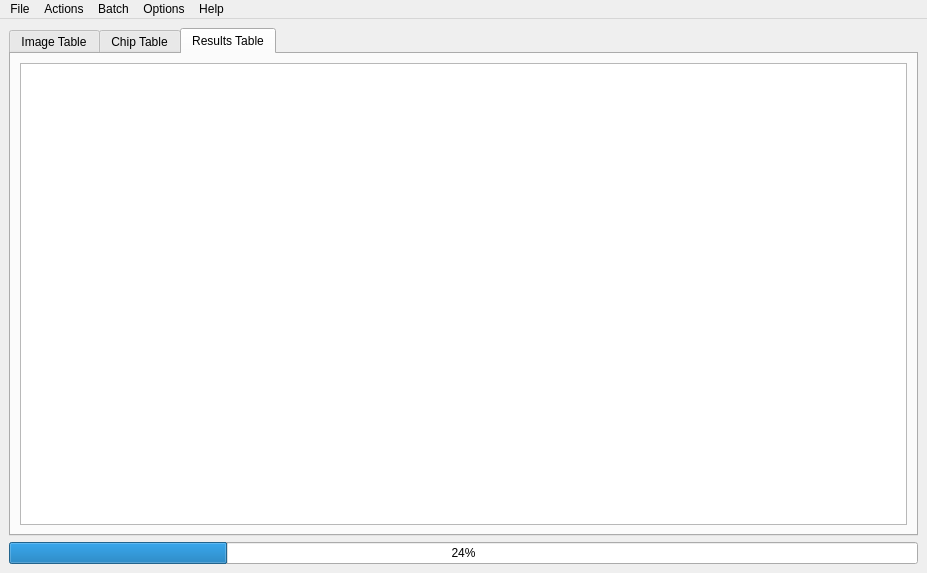
Before: the Qt Designer form _frontend/MainSkel.ui in Erotemic/hotspotter, drawn with Qt 5.
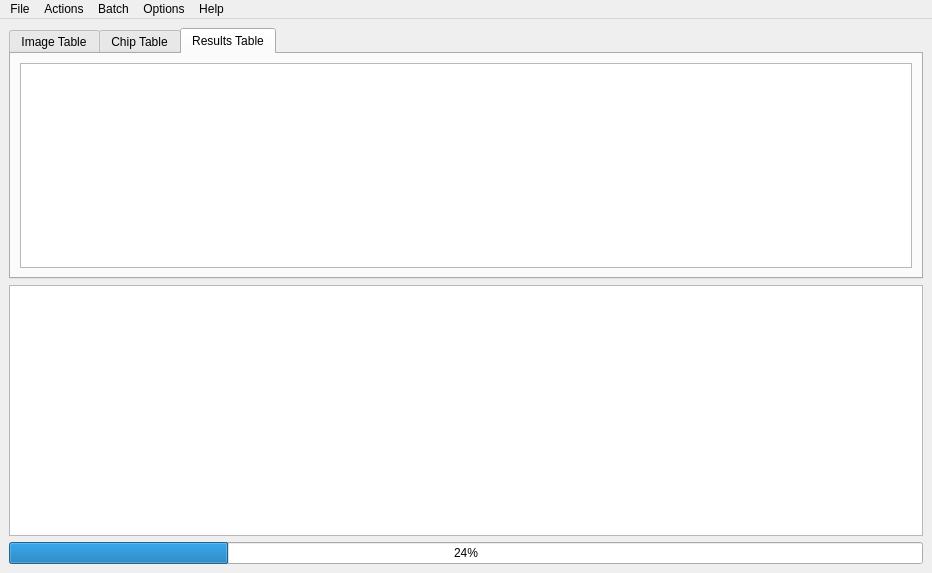
After: the same form once the commit is applied. The open tabs and pages were chosen to show the change.

```diff
--- a/_frontend/MainSkel.ui
+++ b/_frontend/MainSkel.ui
@@ -6,7 +6,7 @@
    <rect>
     <x>0</x>
     <y>0</y>
-    <width>927</width>
+    <width>932</width>
     <height>573</height>
    </rect>
   </property>
@@ -15,9 +15,25 @@
   </property>
   <widget class="QWidget" name="centralwidget">
    <layout class="QGridLayout" name="gridLayout_2">
-    <item row="1" column="1">
-     <layout class="QHBoxLayout" name="root_hlayout">
+    <item row="2" column="0">
+     <layout class="QVBoxLayout" name="astat_vlayout">
       <item>
+       <layout class="QGridLayout" name="gridLayout">
+        <item row="2" column="0">
+         <widget class="QProgressBar" name="progressBar">
+          <property name="value">
+           <number>24</number>
+          </property>
+         </widget>
+        </item>
+        <item row="1" column="0">
+         <widget class="QTextEdit" name="outputEdit">
+          <property name="acceptRichText">
+           <bool>true</bool>
+          </property>
+         </widget>
+        </item>
+        <item row="0" column="0">
        <widget class="QTabWidget" name="tablesTabWidget">
         <property name="sizePolicy">
          <sizepolicy hsizetype="Expanding" vsizetype="Expanding">
@@ -92,18 +108,6 @@
       </item>
      </layout>
     </item>
-    <item row="2" column="1">
-     <layout class="QHBoxLayout" name="status_HLayout">
-      <item>
-       <widget class="QProgressBar" name="progressBar">
-        <property name="value">
-         <number>24</number>
-        </property>
-        <property name="textVisible">
-         <bool>true</bool>
-        </property>
-       </widget>
-      </item>
      </layout>
     </item>
    </layout>
@@ -113,7 +117,7 @@
     <rect>
      <x>0</x>
      <y>0</y>
-     <width>927</width>
+     <width>932</width>
      <height>21</height>
     </rect>
    </property>
```
Left out of the diff: 2 changed lines with no effect on the pictures. Lines whose indentation alone changed are shown as unchanged.
